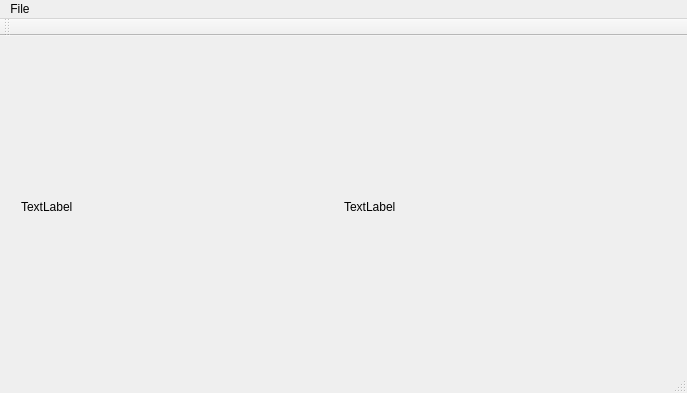
Qt form mainwindow.ui (FPierrel/SeamCarving) before a commit.
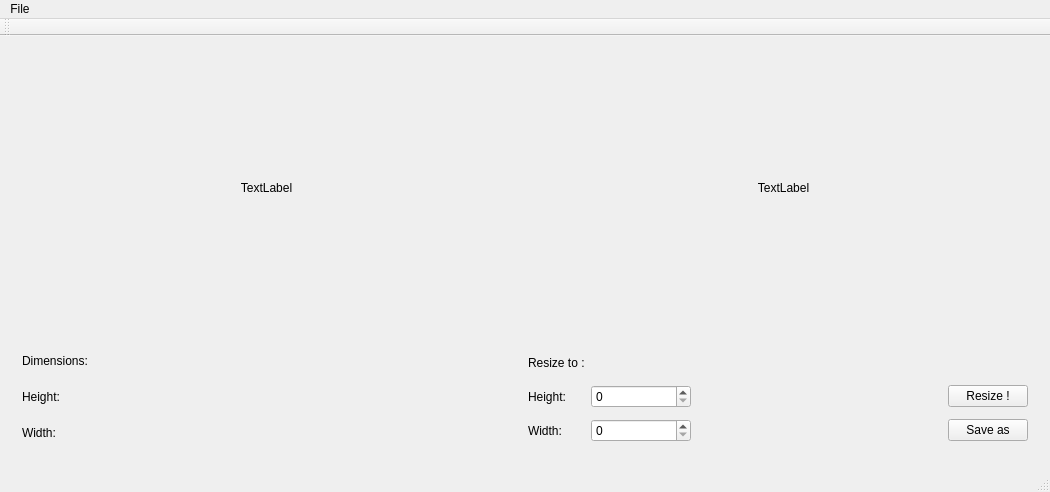
The same form after that commit.

Patch:
```diff
--- a/mainwindow.ui
+++ b/mainwindow.ui
@@ -6,53 +6,229 @@
    <rect>
     <x>0</x>
     <y>0</y>
-    <width>687</width>
-    <height>393</height>
+    <width>1050</width>
+    <height>492</height>
    </rect>
   </property>
   <property name="windowTitle">
    <string>SeamCarving</string>
   </property>
   <widget class="QWidget" name="centralWidget">
-   <widget class="QWidget" name="horizontalLayoutWidget">
-    <property name="geometry">
-     <rect>
-      <x>10</x>
-      <y>10</y>
-      <width>661</width>
-      <height>321</height>
-     </rect>
-    </property>
-    <layout class="QHBoxLayout" name="horizontalLayout">
-     <item>
-      <widget class="QLabel" name="original">
-       <property name="text">
-        <string>TextLabel</string>
-       </property>
-       <property name="scaledContents">
-        <bool>false</bool>
-       </property>
-      </widget>
-     </item>
-     <item>
-      <widget class="QLabel" name="resized">
-       <property name="text">
-        <string>TextLabel</string>
-       </property>
-       <property name="scaledContents">
-        <bool>false</bool>
-       </property>
-      </widget>
-     </item>
-    </layout>
-   </widget>
+   <layout class="QVBoxLayout" name="verticalLayout_2">
+    <item>
+     <layout class="QHBoxLayout" name="horizontalLayout">
+      <item>
+       <widget class="QLabel" name="original">
+        <property name="text">
+         <string>TextLabel</string>
+        </property>
+        <property name="scaledContents">
+         <bool>false</bool>
+        </property>
+        <property name="alignment">
+         <set>Qt::AlignCenter</set>
+        </property>
+       </widget>
+      </item>
+      <item>
+       <widget class="QLabel" name="resized">
+        <property name="text">
+         <string>TextLabel</string>
+        </property>
+        <property name="scaledContents">
+         <bool>false</bool>
+        </property>
+        <property name="alignment">
+         <set>Qt::AlignCenter</set>
+        </property>
+       </widget>
+      </item>
+     </layout>
+    </item>
+    <item>
+     <widget class="QWidget" name="widget" native="true">
+      <property name="sizePolicy">
+       <sizepolicy hsizetype="Preferred" vsizetype="Preferred">
+        <horstretch>0</horstretch>
+        <verstretch>0</verstretch>
+       </sizepolicy>
+      </property>
+      <property name="maximumSize">
+       <size>
+        <width>16777215</width>
+        <height>124</height>
+       </size>
+      </property>
+      <layout class="QHBoxLayout" name="horizontalLayout_3">
+       <item>
+        <layout class="QHBoxLayout" name="horizontalLayout_2">
+         <item>
+          <layout class="QGridLayout" name="gridLayout_2">
+           <item row="2" column="1">
+            <widget class="QLabel" name="original_w">
+             <property name="text">
+              <string/>
+             </property>
+            </widget>
+           </item>
+           <item row="1" column="0">
+            <widget class="QLabel" name="label_2">
+             <property name="text">
+              <string>Height:</string>
+             </property>
+            </widget>
+           </item>
+           <item row="2" column="0">
+            <widget class="QLabel" name="label_3">
+             <property name="text">
+              <string>Width:</string>
+             </property>
+            </widget>
+           </item>
+           <item row="1" column="1">
+            <widget class="QLabel" name="original_h">
+             <property name="text">
+              <string/>
+             </property>
+            </widget>
+           </item>
+           <item row="0" column="0">
+            <widget class="QLabel" name="label">
+             <property name="text">
+              <string>Dimensions:</string>
+             </property>
+            </widget>
+           </item>
+           <item row="1" column="2">
+            <spacer name="horizontalSpacer_2">
+             <property name="orientation">
+              <enum>Qt::Horizontal</enum>
+             </property>
+             <property name="sizeHint" stdset="0">
+              <size>
+               <width>40</width>
+               <height>20</height>
+              </size>
+             </property>
+            </spacer>
+           </item>
+          </layout>
+         </item>
+         <item>
+          <layout class="QGridLayout" name="gridLayout">
+           <item row="1" column="3">
+            <widget class="QPushButton" name="pushButton">
+             <property name="text">
+              <string>Resize !</string>
+             </property>
+            </widget>
+           </item>
+           <item row="1" column="1">
+            <widget class="QSpinBox" name="new_h">
+             <property name="sizePolicy">
+              <sizepolicy hsizetype="Minimum" vsizetype="Fixed">
+               <horstretch>0</horstretch>
+               <verstretch>0</verstretch>
+              </sizepolicy>
+             </property>
+             <property name="minimumSize">
+              <size>
+               <width>100</width>
+               <height>0</height>
+              </size>
+             </property>
+             <property name="maximumSize">
+              <size>
+               <width>16777214</width>
+               <height>16777215</height>
+              </size>
+             </property>
+            </widget>
+           </item>
+           <item row="2" column="1">
+            <widget class="QSpinBox" name="new_w">
+             <property name="sizePolicy">
+              <sizepolicy hsizetype="Minimum" vsizetype="Fixed">
+               <horstretch>0</horstretch>
+               <verstretch>0</verstretch>
+              </sizepolicy>
+             </property>
+            </widget>
+           </item>
+           <item row="0" column="0">
+            <widget class="QLabel" name="label_6">
+             <property name="maximumSize">
+              <size>
+               <width>16777215</width>
+               <height>23</height>
+              </size>
+             </property>
+             <property name="text">
+              <string>Resize to :</string>
+             </property>
+            </widget>
+           </item>
+           <item row="1" column="0">
+            <widget class="QLabel" name="label_7">
+             <property name="sizePolicy">
+              <sizepolicy hsizetype="Minimum" vsizetype="Preferred">
+               <horstretch>0</horstretch>
+               <verstretch>0</verstretch>
+              </sizepolicy>
+             </property>
+             <property name="text">
+              <string>Height:</string>
+             </property>
+            </widget>
+           </item>
+           <item row="2" column="0">
+            <widget class="QLabel" name="label_8">
+             <property name="sizePolicy">
+              <sizepolicy hsizetype="Minimum" vsizetype="Preferred">
+               <horstretch>0</horstretch>
+               <verstretch>0</verstretch>
+              </sizepolicy>
+             </property>
+             <property name="text">
+              <string>Width:</string>
+             </property>
+            </widget>
+           </item>
+           <item row="2" column="3">
+            <widget class="QPushButton" name="pushButton_2">
+             <property name="text">
+              <string>Save as</string>
+             </property>
+            </widget>
+           </item>
+           <item row="1" column="2">
+            <spacer name="horizontalSpacer">
+             <property name="orientation">
+              <enum>Qt::Horizontal</enum>
+             </property>
+             <property name="sizeHint" stdset="0">
+              <size>
+               <width>40</width>
+               <height>20</height>
+              </size>
+             </property>
+            </spacer>
+           </item>
+          </layout>
+         </item>
+        </layout>
+       </item>
+      </layout>
+     </widget>
+    </item>
+   </layout>
   </widget>
   <widget class="QMenuBar" name="menuBar">
    <property name="geometry">
     <rect>
      <x>0</x>
      <y>0</y>
-     <width>687</width>
+     <width>1050</width>
      <height>21</height>
     </rect>
    </property>
```
